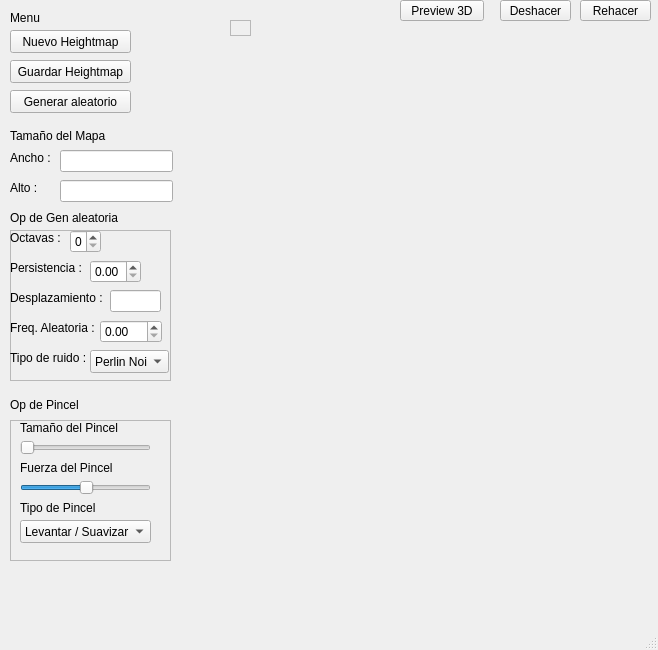
Above: mainwindow.ui from Rufidj/HeightMapGen before the change. Below: the same form after it.
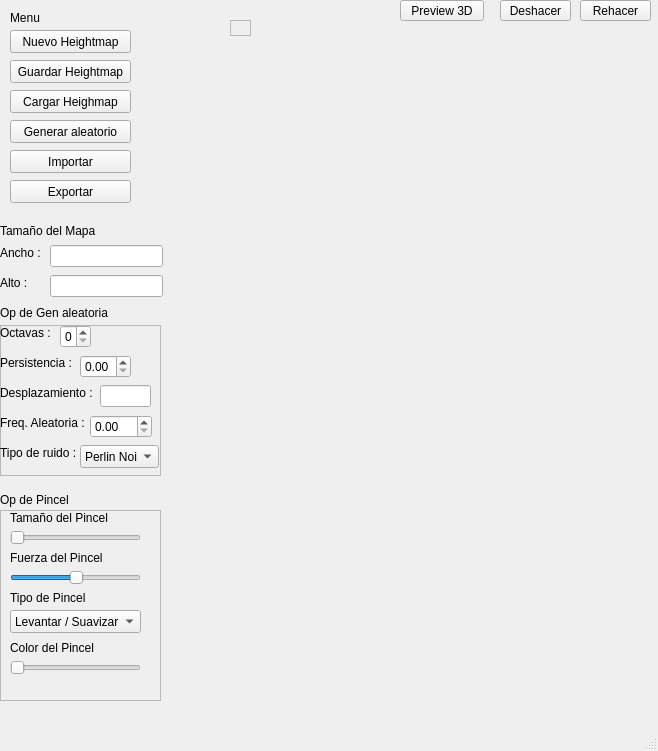
That is the form after the change.

Diff of the .ui file:
```diff
--- a/mainwindow.ui
+++ b/mainwindow.ui
@@ -7,7 +7,7 @@
     <x>0</x>
     <y>0</y>
     <width>658</width>
-    <height>650</height>
+    <height>751</height>
    </rect>
   </property>
   <property name="windowTitle">
@@ -17,8 +17,8 @@
    <widget class="QLabel" name="label">
     <property name="geometry">
      <rect>
-      <x>10</x>
-      <y>125</y>
+      <x>0</x>
+      <y>220</y>
       <width>121</width>
       <height>21</height>
      </rect>
@@ -69,8 +69,8 @@
    <widget class="QLineEdit" name="lineEditWidth">
     <property name="geometry">
      <rect>
-      <x>60</x>
-      <y>150</y>
+      <x>50</x>
+      <y>245</y>
       <width>113</width>
       <height>22</height>
      </rect>
@@ -79,8 +79,8 @@
    <widget class="QLineEdit" name="lineEditHeight">
     <property name="geometry">
      <rect>
-      <x>60</x>
-      <y>180</y>
+      <x>50</x>
+      <y>275</y>
       <width>113</width>
       <height>22</height>
      </rect>
@@ -89,8 +89,8 @@
    <widget class="QLabel" name="label_3">
     <property name="geometry">
      <rect>
-      <x>10</x>
-      <y>150</y>
+      <x>0</x>
+      <y>245</y>
       <width>58</width>
       <height>15</height>
      </rect>
@@ -102,8 +102,8 @@
    <widget class="QLabel" name="label_4">
     <property name="geometry">
      <rect>
-      <x>10</x>
-      <y>180</y>
+      <x>0</x>
+      <y>275</y>
       <width>58</width>
       <height>15</height>
      </rect>
@@ -139,7 +139,7 @@
     <property name="geometry">
      <rect>
       <x>10</x>
-      <y>90</y>
+      <y>120</y>
       <width>121</width>
       <height>23</height>
      </rect>
@@ -151,8 +151,8 @@
    <widget class="QLabel" name="label_6">
     <property name="geometry">
      <rect>
-      <x>10</x>
-      <y>210</y>
+      <x>0</x>
+      <y>305</y>
       <width>201</width>
       <height>16</height>
      </rect>
@@ -164,8 +164,8 @@
    <widget class="QFrame" name="frame">
     <property name="geometry">
      <rect>
-      <x>10</x>
-      <y>230</y>
+      <x>0</x>
+      <y>325</y>
       <width>161</width>
       <height>151</height>
      </rect>
@@ -305,10 +305,10 @@
    <widget class="QFrame" name="frame_2">
     <property name="geometry">
      <rect>
-      <x>10</x>
-      <y>420</y>
+      <x>0</x>
+      <y>510</y>
       <width>161</width>
-      <height>141</height>
+      <height>191</height>
      </rect>
     </property>
     <property name="frameShape">
@@ -415,12 +415,51 @@
       <enum>Qt::Orientation::Horizontal</enum>
      </property>
     </widget>
+    <widget class="QSlider" name="sliderFillColor">
+     <property name="geometry">
+      <rect>
+       <x>10</x>
+       <y>150</y>
+       <width>131</width>
+       <height>16</height>
+      </rect>
+     </property>
+     <property name="orientation">
+      <enum>Qt::Orientation::Horizontal</enum>
+     </property>
+    </widget>
+    <widget class="QLabel" name="labelFillColorPreview">
+     <property name="geometry">
+      <rect>
+       <x>30</x>
+       <y>170</y>
+       <width>91</width>
+       <height>16</height>
+      </rect>
+     </property>
+     <property name="text">
+      <string/>
+     </property>
+    </widget>
+    <widget class="QLabel" name="label_15">
+     <property name="geometry">
+      <rect>
+       <x>10</x>
+       <y>130</y>
+       <width>101</width>
+       <height>16</height>
+      </rect>
+     </property>
+     <property name="text">
+      <string>Color del Pincel</string>
+     </property>
+    </widget>
    </widget>
    <widget class="QLabel" name="label_11">
     <property name="geometry">
      <rect>
-      <x>10</x>
-      <y>395</y>
+      <x>0</x>
+      <y>490</y>
       <width>101</width>
       <height>20</height>
      </rect>
@@ -468,6 +507,45 @@
      <string>Preview 3D</string>
     </property>
    </widget>
+   <widget class="QPushButton" name="pushButtonLoad">
+    <property name="geometry">
+     <rect>
+      <x>10</x>
+      <y>90</y>
+      <width>121</width>
+      <height>23</height>
+     </rect>
+    </property>
+    <property name="text">
+     <string>Cargar Heighmap</string>
+    </property>
+   </widget>
+   <widget class="QPushButton" name="pushButtonImport3D">
+    <property name="geometry">
+     <rect>
+      <x>10</x>
+      <y>150</y>
+      <width>121</width>
+      <height>23</height>
+     </rect>
+    </property>
+    <property name="text">
+     <string>Importar</string>
+    </property>
+   </widget>
+   <widget class="QPushButton" name="pushButtonExport3D">
+    <property name="geometry">
+     <rect>
+      <x>10</x>
+      <y>180</y>
+      <width>121</width>
+      <height>23</height>
+     </rect>
+    </property>
+    <property name="text">
+     <string>Exportar</string>
+    </property>
+   </widget>
   </widget>
   <widget class="QMenuBar" name="menubar">
    <property name="geometry">
```
Left out of the diff: 5 changed lines with no effect on the pictures.
